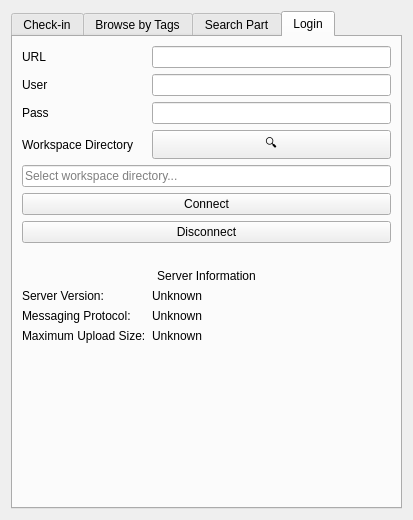
Above: taack-plm.ui from Taack/taack-plm-freecad before the change. Below: the same form after it.
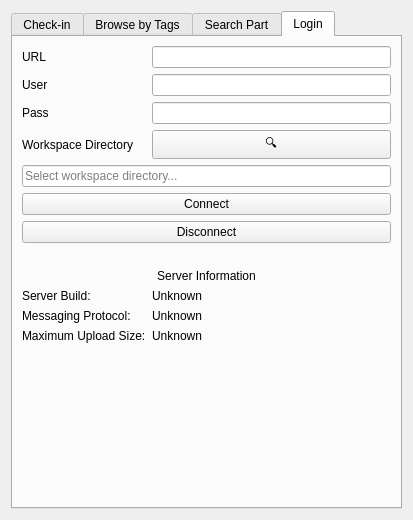
That is the form after the change. The open tabs and pages were chosen to show the change.

Patch:
```diff
--- a/taack-plm.ui
+++ b/taack-plm.ui
@@ -307,7 +307,7 @@
        <item row="9" column="0">
         <widget class="QLabel" name="serverVersionLabel">
          <property name="text">
-          <string>Server Version:</string>
+          <string>Server Build:</string>
          </property>
         </widget>
        </item>
```
